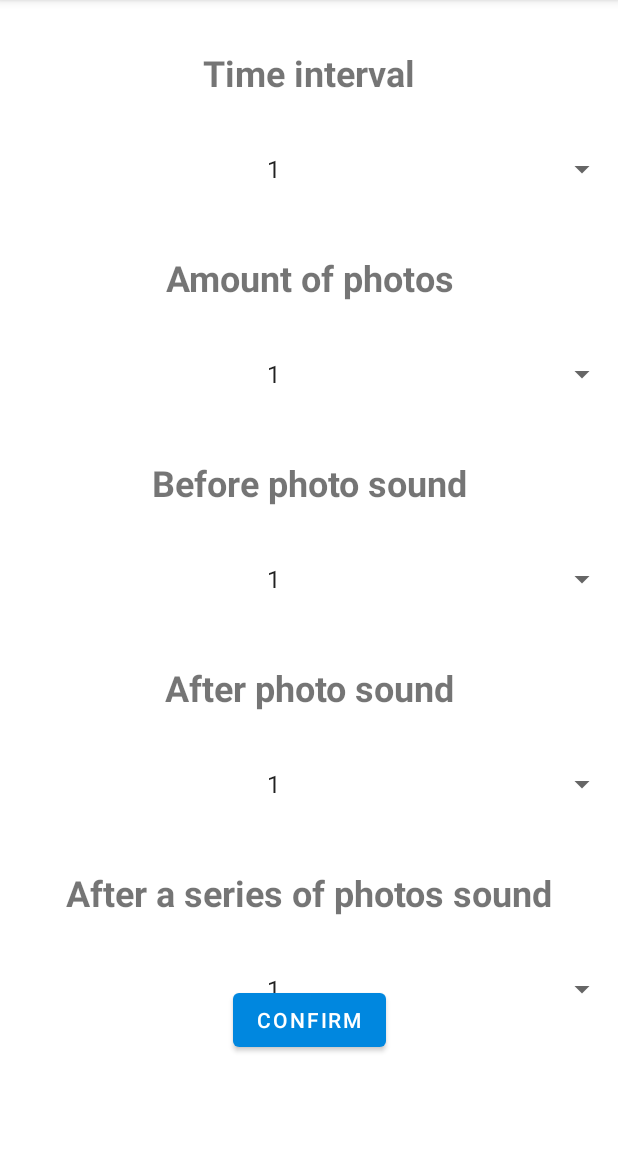
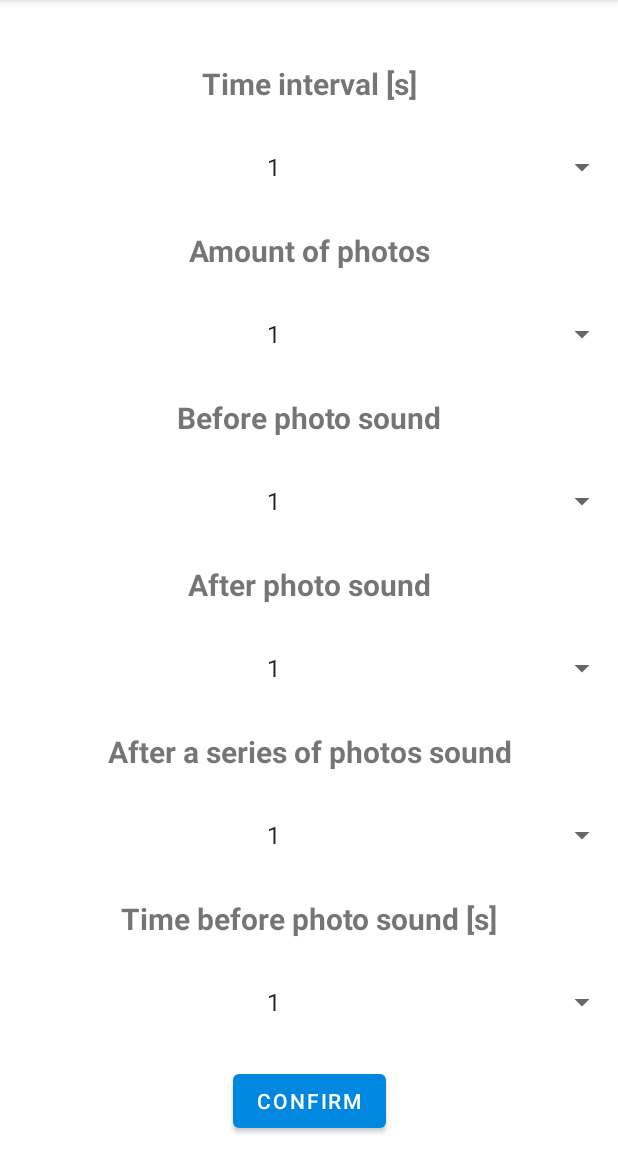
Before and after one commit to ejsiik/FOTOzabawa, an Android app: the screen it shows after launch (MainActivity), after a tap on "MENU", on a phone screen of 412 x 824 dp, the part 84-1236 px from its top. Run offline under Robolectric (Android 15) with nearby library versions, the phone set to English and light mode, and no system bars; our stand-ins replace Room's generated code; libraries missing offline, so code that uses them is left out: androidx.camera.core, androidx.camera.lifecycle; 2 statements that could not run were skipped.

Commit message:
database update, spinner handler

```diff
--- a/app/src/main/java/com/example/fotozabawa/model/dao/ModelDao.kt
+++ b/app/src/main/java/com/example/fotozabawa/model/dao/ModelDao.kt
@@ -3,13 +3,14 @@ package com.example.fotozabawa.model.dao
 import androidx.lifecycle.LiveData
 import androidx.room.Dao
 import androidx.room.Insert
+import androidx.room.OnConflictStrategy
 import androidx.room.Query
 import com.example.fotozabawa.model.entity.Model
 
 @Dao
 interface ModelDao {
 
-    @Insert
+    @Insert(onConflict = OnConflictStrategy.REPLACE)
     fun addSettings(model: Model)
 
     @Query("SELECT * FROM model LIMIT 1")
--- a/app/src/main/java/com/example/fotozabawa/model/database/FotoDatabase.kt
+++ b/app/src/main/java/com/example/fotozabawa/model/database/FotoDatabase.kt
@@ -7,7 +7,7 @@ import com.example.fotozabawa.model.entity.Model
 
 
 @Database(
-    entities = [Model::class], version = 1, exportSchema = false
+    entities = [Model::class], version = 4, exportSchema = false
 )
 abstract class FotoDatabase : RoomDatabase(){
 
--- a/app/src/main/java/com/example/fotozabawa/model/entity/Model.kt
+++ b/app/src/main/java/com/example/fotozabawa/model/entity/Model.kt
@@ -6,9 +6,10 @@ import androidx.room.PrimaryKey
 @Entity(tableName = "model")
 data class Model (
     @PrimaryKey val id : Int,
-    val time : Long,
-    val count : Int,
+    val time : String,
+    val count : String,
     val soundBefore : Int,
     val soundAfter : Int,
-    val soundFinish : Int
+    val soundFinish : Int,
+    val timeBeforePhotoSound: String
     )
--- a/app/src/main/java/com/example/fotozabawa/view/FotoFragment.kt
+++ b/app/src/main/java/com/example/fotozabawa/view/FotoFragment.kt
@@ -65,6 +65,7 @@ class FotoFragment : Fragment() {
         var beforeSound: Int = 1
         var afterSound: Int = 2
         var endSound: Int = 3
+        var timeBeforePhoto: Long = 1000
 
         binding = FragmentFotoBinding.inflate(layoutInflater)
 
@@ -75,11 +76,14 @@ class FotoFragment : Fragment() {
 
         lifecycleScope.launch(Dispatchers.IO){
             val tmpModel = viewModel.getSettings()
-            maxPhotos = tmpModel.count
-            interval = tmpModel.time
-            beforeSound = tmpModel.soundBefore
-            afterSound = tmpModel.soundAfter
-            endSound = tmpModel.soundFinish
+            tmpModel?.let {
+                maxPhotos = it.count.toInt()
+                interval = it.time.toLong()*1000
+                beforeSound = it.soundBefore
+                afterSound = it.soundAfter
+                endSound = it.soundFinish
+                timeBeforePhoto = it.timeBeforePhotoSound.toLong() * 1000
+            }
         }
         /*val maxPhotos = viewModel.getSettings().value?.count
         val interval: Long? = viewModel.getSettings().value?.time
@@ -106,7 +110,7 @@ class FotoFragment : Fragment() {
                     soundManager.playBeforePictureSound(beforeSound)
                     handler.postDelayed({
                         takePhoto()
-                    }, 2000) // to be configured
+                    }, timeBeforePhoto) // to be configured
                     counter++
                     try {
                         soundManager.playAfterPictureSound(afterSound)
@@ -119,7 +123,11 @@ class FotoFragment : Fragment() {
                 if (counter < maxPhotos) {
                         handler.postDelayed({
                             view.btnTakePhoto.performClick()
-                        }, interval?.minus(2000) ?: 5000) // to be configured
+                        }, if(interval-timeBeforePhoto>0){
+                            interval-timeBeforePhoto
+                        } else{
+                            900
+                        })
                 } else {
                     counter = 0
                     handler.postDelayed({
@@ -131,53 +139,12 @@ class FotoFragment : Fragment() {
                     }, 1000)
                 }
             }
-
-            /*var handler = Handler()
-            if (counter < maxPhotos!!) {
-                try { // play the sound
-                    playTune()
-                    handler.postDelayed({
-                        takePhoto()
-                    }, intervalBP)
-                    counter++
-                    try {
-                        handler.postDelayed({
-                            playCustomTune()
-                        }, intervalAP)
-                    } catch (e: java.lang.Exception) {
-                        e.printStackTrace()
-                    }
-                } catch (e: java.lang.Exception) {
-                    e.printStackTrace()
-                }
-                /*if (counter < maxPhotos) {
-                    handler.postDelayed({
-                        view.btnTakePhoto.performClick()
-                    }, lastInterval)
-                } else {
-                    counter = 0
-                    handler.postDelayed({
-                        playCustomTune()
-                    }, intervalASP)
-                }*/
-            }*/
         }
         view.btnMenu.setOnClickListener {
             openMenu()
         }
         return view
     }
-    /*private fun playTune() { // default notify ringtone
-        val notification =
-            RingtoneManager.getDefaultUri(RingtoneManager.TYPE_NOTIFICATION)
-        val sound = RingtoneManager.getRingtone(context, notification)
-        sound.play()
-    }
-
-    private fun playCustomTune() { // custom
-        val track: MediaPlayer? = MediaPlayer.create(context, R.raw.notify1)
-        track?.start()
-    }*/
 
 
     override fun onRequestPermissionsResult(
--- a/app/src/main/java/com/example/fotozabawa/view/SettingsFragment.kt
+++ b/app/src/main/java/com/example/fotozabawa/view/SettingsFragment.kt
@@ -24,6 +24,8 @@ class SettingsFragment : Fragment() {
     private lateinit var spinnerbPS: Spinner
     private lateinit var spinneraPS: Spinner
     private lateinit var spinneraSPS: Spinner
+    private lateinit var spinnerTBS: Spinner
+
     private lateinit var modelRepository: ModelRepository
     private lateinit var viewModel: SettingsViewModel
 
@@ -40,14 +42,17 @@ class SettingsFragment : Fragment() {
         beforePhotoSound(view)
         afterPhotoSound(view)
         afterSeriesSound(view)
+        timeBeforePhotoSoundSpinner(view)
 
         view.btnConfirm.setOnClickListener{
-            val time = spinnerT.selectedItemId
-            val amount = spinnerA.selectedItemId.toInt()
+            val time = spinnerT.selectedItem.toString()
+            val amount = spinnerA.selectedItem.toString()
             val bps = spinnerbPS.selectedItemId.toInt()
             val aps = spinneraPS.selectedItemId.toInt()
             val asps = spinneraSPS.selectedItemId.toInt()
-            val model = Model (0, time, amount, bps, aps, asps)
+            val tbps = spinnerTBS.selectedItem.toString()
+
+            val model = Model (0, time, amount, bps, aps, asps, tbps)
             viewModel.addSettings(model)
             Toast.makeText(requireContext(), "Zmieniono ustawienia", Toast.LENGTH_SHORT).show()
             findNavController().navigate(R.id.action_settingsFragment_to_fotoFragment)
@@ -135,4 +140,20 @@ class SettingsFragment : Fragment() {
             }
         }
     }
+
+    fun timeBeforePhotoSoundSpinner(view: View) {
+        spinnerTBS = view.spinnerTimeBefore
+        context?.let {
+            ArrayAdapter.createFromResource(
+                it,
+                R.array.time_array,
+                android.R.layout.simple_spinner_item
+            ).also { adapter ->
+                // Specify the layout to use when the list of choices appears
+                adapter.setDropDownViewResource(android.R.layout.simple_spinner_dropdown_item)
+                // Apply the adapter to the spinner
+                spinnerTBS.adapter = adapter
+            }
+        }
+    }
 }
--- a/app/src/main/res/layout/fragment_settings.xml
+++ b/app/src/main/res/layout/fragment_settings.xml
@@ -1,19 +1,24 @@
 <?xml version="1.0" encoding="utf-8"?>
-<androidx.constraintlayout.widget.ConstraintLayout xmlns:android="http://schemas.android.com/apk/res/android"
+<ScrollView
+xmlns:android="http://schemas.android.com/apk/res/android"
+xmlns:app="http://schemas.android.com/apk/res-auto"
 xmlns:tools="http://schemas.android.com/tools"
 android:layout_width="match_parent"
+android:layout_height="match_parent">
+<androidx.constraintlayout.widget.ConstraintLayout
+    android:layout_width="match_parent"
 android:layout_height="match_parent"
-    xmlns:app="http://schemas.android.com/apk/res-auto"
-    tools:context=".view.SettingsFragment">
+    tools:context=".view.SettingsFragment"
+    android:layout_gravity="center">
 
 <TextView
     android:id="@+id/tvTime"
     android:layout_width="wrap_content"
     android:layout_height="wrap_content"
     android:layout_marginTop="32dp"
-        android:text="Time interval"
+    android:text="Time interval [s]"
     android:textAlignment="center"
-        android:textSize="24sp"
+    android:textSize="20sp"
     android:textStyle="bold"
     app:layout_constraintEnd_toEndOf="parent"
     app:layout_constraintStart_toStartOf="parent"
@@ -25,7 +30,7 @@
 android:layout_height="wrap_content"
 android:layout_marginTop="24dp"
 android:contentDescription="@string/app_name"
-        android:minHeight="48dp"
+android:minHeight="36dp"
 android:textAlignment="center"
 app:layout_constraintEnd_toEndOf="parent"
 app:layout_constraintStart_toStartOf="parent"
@@ -35,10 +40,10 @@
 android:id="@+id/tvAmount"
 android:layout_width="wrap_content"
 android:layout_height="wrap_content"
-        android:layout_marginTop="32dp"
+android:layout_marginTop="24dp"
 android:text="Amount of photos"
 android:textAlignment="center"
-        android:textSize="24sp"
+android:textSize="20sp"
 android:textStyle="bold"
 app:layout_constraintEnd_toEndOf="parent"
 app:layout_constraintStart_toStartOf="parent"
@@ -50,7 +55,7 @@
 android:layout_height="wrap_content"
 android:layout_marginTop="24dp"
 android:contentDescription="yes"
-        android:minHeight="48dp"
+android:minHeight="36dp"
 android:textAlignment="center"
 app:layout_constraintEnd_toEndOf="parent"
 app:layout_constraintStart_toStartOf="parent"
@@ -61,10 +66,10 @@
 android:id="@+id/tvbPS"
 android:layout_width="wrap_content"
 android:layout_height="wrap_content"
-        android:layout_marginTop="32dp"
+android:layout_marginTop="24dp"
 android:text="Before photo sound"
 android:textAlignment="center"
-        android:textSize="24sp"
+android:textSize="20sp"
 android:textStyle="bold"
 app:layout_constraintEnd_toEndOf="parent"
 app:layout_constraintHorizontal_bias="0.5"
@@ -76,9 +81,10 @@
 android:layout_width="match_parent"
 android:layout_height="wrap_content"
 android:layout_marginTop="24dp"
-        android:minHeight="48dp"
+android:contentDescription="yes"
+android:minHeight="36dp"
+android:text="text"
 android:textAlignment="center"
-        android:text="text"
 app:layout_constraintEnd_toEndOf="parent"
 app:layout_constraintHorizontal_bias="0.5"
 app:layout_constraintStart_toStartOf="parent"
@@ -88,10 +94,10 @@
 android:id="@+id/tvaPS"
 android:layout_width="wrap_content"
 android:layout_height="wrap_content"
-        android:layout_marginTop="32dp"
+android:layout_marginTop="24dp"
 android:text="After photo sound"
 android:textAlignment="center"
-        android:textSize="24sp"
+android:textSize="20sp"
 android:textStyle="bold"
 app:layout_constraintEnd_toEndOf="parent"
 app:layout_constraintHorizontal_bias="0.5"
@@ -104,7 +110,7 @@
 android:layout_height="wrap_content"
 android:layout_marginTop="24dp"
 android:contentDescription="yes"
-        android:minHeight="48dp"
+android:minHeight="36dp"
 android:textAlignment="center"
 app:layout_constraintEnd_toEndOf="parent"
 app:layout_constraintHorizontal_bias="0.5"
@@ -115,10 +121,10 @@
 android:id="@+id/tvaSPS"
 android:layout_width="wrap_content"
 android:layout_height="wrap_content"
-        android:layout_marginTop="32dp"
+android:layout_marginTop="24dp"
 android:text="After a series of photos sound"
 android:textAlignment="center"
-        android:textSize="24sp"
+android:textSize="20sp"
 android:textStyle="bold"
 app:layout_constraintEnd_toEndOf="parent"
 app:layout_constraintHorizontal_bias="0.5"
@@ -130,22 +136,51 @@
 android:layout_width="match_parent"
 android:layout_height="wrap_content"
 android:layout_marginTop="24dp"
-        android:minHeight="48dp"
+android:contentDescription="yes"
+android:minHeight="36dp"
 android:textAlignment="center"
-        android:contentDescription="yes"
 app:layout_constraintEnd_toEndOf="parent"
 app:layout_constraintHorizontal_bias="0.5"
 app:layout_constraintStart_toStartOf="parent"
 app:layout_constraintTop_toBottomOf="@+id/tvaSPS" />
 
+<TextView
+android:id="@+id/tvTimeBefore"
+android:layout_width="wrap_content"
+android:layout_height="wrap_content"
+android:layout_marginTop="24dp"
+android:text="Time before photo sound [s]"
+android:textAlignment="center"
+android:textSize="20sp"
+android:textStyle="bold"
+app:layout_constraintEnd_toEndOf="parent"
+app:layout_constraintHorizontal_bias="0.5"
+app:layout_constraintStart_toStartOf="parent"
+app:layout_constraintTop_toBottomOf="@+id/spinneraSPS" />
+
+<Spinner
+android:id="@+id/spinnerTimeBefore"
+android:layout_width="match_parent"
+android:layout_height="wrap_content"
+android:layout_marginTop="24dp"
+android:contentDescription="yes"
+android:minHeight="36dp"
+android:textAlignment="center"
+app:layout_constraintEnd_toEndOf="parent"
+app:layout_constraintHorizontal_bias="0.5"
+app:layout_constraintStart_toStartOf="parent"
+app:layout_constraintTop_toBottomOf="@+id/tvTimeBefore" />
+
 <Button
 android:id="@+id/btnConfirm"
 android:layout_width="wrap_content"
 android:layout_height="wrap_content"
-        android:layout_marginBottom="64dp"
+android:layout_marginTop="24dp"
 android:text="Confirm"
-        app:layout_constraintBottom_toBottomOf="parent"
 app:layout_constraintEnd_toEndOf="parent"
-        app:layout_constraintStart_toStartOf="parent" />
+app:layout_constraintStart_toStartOf="parent"
+app:layout_constraintTop_toBottomOf="@+id/spinnerTimeBefore" />
+
 
     </androidx.constraintlayout.widget.ConstraintLayout>
+    </ScrollView>
```
Lines whose indentation alone changed are shown as unchanged.
